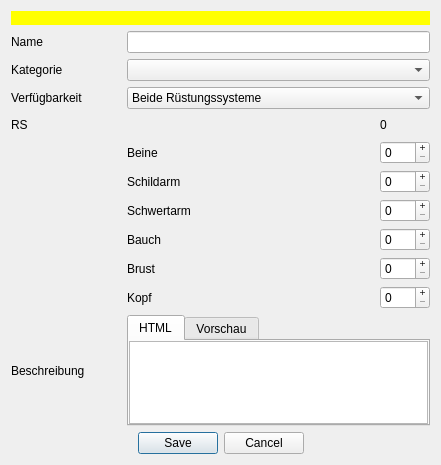
Before: the Qt Designer form designer/DatenbankEditRuestung.ui in Aeolitus/Sephrasto, drawn with Qt 5.
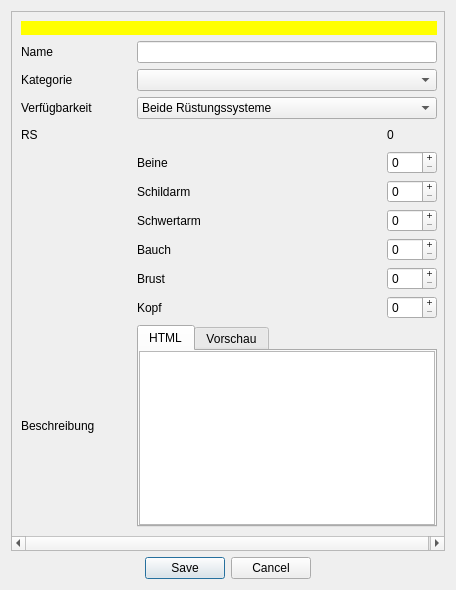
After: the same form once the commit is applied.

Commit message: All db editors are now placed in scroll areas to allow editing in lower resolutions

Patch:
```diff
--- a/designer/DatenbankEditRuestung.ui
+++ b/designer/DatenbankEditRuestung.ui
@@ -9,24 +9,93 @@
    <rect>
     <x>0</x>
     <y>0</y>
-    <width>441</width>
-    <height>465</height>
+    <width>456</width>
+    <height>590</height>
    </rect>
   </property>
   <property name="windowTitle">
    <string>Sephrasto - Rüstung bearbeiten...</string>
   </property>
   <layout class="QGridLayout" name="gridLayout_2">
+   <item row="3" column="0">
+    <widget class="QDialogButtonBox" name="buttonBox">
+     <property name="orientation">
+      <enum>Qt::Horizontal</enum>
+     </property>
+     <property name="standardButtons">
+      <set>QDialogButtonBox::Cancel|QDialogButtonBox::Save</set>
+     </property>
+     <property name="centerButtons">
+      <bool>true</bool>
+     </property>
+    </widget>
+   </item>
    <item row="0" column="0">
+    <widget class="QScrollArea" name="scrollArea">
+     <property name="widgetResizable">
+      <bool>true</bool>
+     </property>
+     <widget class="QWidget" name="scrollAreaWidgetContents">
+      <property name="geometry">
+       <rect>
+        <x>0</x>
+        <y>0</y>
+        <width>436</width>
+        <height>541</height>
+       </rect>
+      </property>
     <layout class="QGridLayout" name="gridLayout">
-     <item row="11" column="1">
-      <widget class="QLabel" name="label_7">
+       <item row="8" column="2">
+        <widget class="QSpinBox" name="spinBauch">
+         <property name="minimumSize">
+          <size>
+           <width>50</width>
+           <height>0</height>
+          </size>
+         </property>
+         <property name="maximumSize">
+          <size>
+           <width>16777215</width>
+           <height>16777215</height>
+          </size>
+         </property>
+         <property name="buttonSymbols">
+          <enum>QAbstractSpinBox::PlusMinus</enum>
+         </property>
+         <property name="maximum">
+          <number>8</number>
+         </property>
+        </widget>
+       </item>
+       <item row="6" column="1">
+        <widget class="QLabel" name="label_3">
        <property name="text">
-        <string>Kopf</string>
+          <string>Schildarm</string>
        </property>
       </widget>
      </item>
-     <item row="10" column="2">
+       <item row="8" column="1">
+        <widget class="QLabel" name="label_5">
+         <property name="text">
+          <string>Bauch</string>
+         </property>
+        </widget>
+       </item>
+       <item row="5" column="1">
+        <widget class="QLabel" name="label_2">
+         <property name="text">
+          <string>Beine</string>
+         </property>
+        </widget>
+       </item>
+       <item row="3" column="0">
+        <widget class="QLabel" name="label_11">
+         <property name="text">
+          <string>Verfügbarkeit</string>
+         </property>
+        </widget>
+       </item>
+       <item row="9" column="2">
       <widget class="QSpinBox" name="spinBrust">
        <property name="minimumSize">
         <size>
@@ -48,69 +117,97 @@
        </property>
       </widget>
      </item>
-     <item row="2" column="0">
-      <widget class="QLabel" name="label">
-       <property name="minimumSize">
-        <size>
-         <width>110</width>
-         <height>0</height>
-        </size>
-       </property>
-       <property name="text">
-        <string>Name</string>
-       </property>
-      </widget>
-     </item>
-     <item row="7" column="2">
-      <widget class="QSpinBox" name="spinSchild">
-       <property name="minimumSize">
-        <size>
-         <width>50</width>
-         <height>0</height>
-        </size>
-       </property>
-       <property name="maximumSize">
-        <size>
-         <width>16777215</width>
-         <height>16777215</height>
-        </size>
-       </property>
-       <property name="buttonSymbols">
-        <enum>QAbstractSpinBox::PlusMinus</enum>
-       </property>
-       <property name="maximum">
-        <number>8</number>
-       </property>
-      </widget>
-     </item>
-     <item row="12" column="0">
+       <item row="11" column="1" colspan="2">
+        <widget class="QTabWidget" name="tabWidget">
+         <property name="currentIndex">
+          <number>0</number>
+         </property>
+         <widget class="QWidget" name="tab">
+          <attribute name="title">
+           <string>HTML</string>
+          </attribute>
+          <layout class="QVBoxLayout" name="verticalLayout">
+           <property name="spacing">
+            <number>0</number>
+           </property>
+           <property name="leftMargin">
+            <number>0</number>
+           </property>
+           <property name="topMargin">
+            <number>0</number>
+           </property>
+           <property name="rightMargin">
+            <number>0</number>
+           </property>
+           <property name="bottomMargin">
+            <number>0</number>
+           </property>
+           <item>
+            <widget class="QTextEdit" name="teBeschreibung"/>
+           </item>
+          </layout>
+         </widget>
+         <widget class="QWidget" name="tab_2">
+          <attribute name="title">
+           <string>Vorschau</string>
+          </attribute>
+          <layout class="QVBoxLayout" name="verticalLayout_2">
+           <property name="leftMargin">
+            <number>0</number>
+           </property>
+           <property name="topMargin">
+            <number>0</number>
+           </property>
+           <property name="rightMargin">
+            <number>0</number>
+           </property>
+           <property name="bottomMargin">
+            <number>0</number>
+           </property>
+           <item>
+            <widget class="QTextBrowser" name="tbBeschreibung"/>
+           </item>
+          </layout>
+         </widget>
+        </widget>
+       </item>
+       <item row="11" column="0">
       <widget class="QLabel" name="label_10">
        <property name="text">
         <string>Beschreibung</string>
        </property>
       </widget>
      </item>
-     <item row="2" column="1" colspan="2">
-      <widget class="QLineEdit" name="leName">
-       <property name="minimumSize">
-        <size>
-         <width>300</width>
-         <height>0</height>
-        </size>
-       </property>
-      </widget>
-     </item>
      <item row="10" column="1">
-      <widget class="QLabel" name="label_6">
+        <widget class="QLabel" name="label_7">
        <property name="text">
-        <string>Brust</string>
+          <string>Kopf</string>
        </property>
       </widget>
      </item>
-     <item row="3" column="1" colspan="2">
-      <widget class="QComboBox" name="comboTyp"/>
-     </item>
      <item row="6" column="2">
+        <widget class="QSpinBox" name="spinSchild">
+         <property name="minimumSize">
+          <size>
+           <width>50</width>
+           <height>0</height>
+          </size>
+         </property>
+         <property name="maximumSize">
+          <size>
+           <width>16777215</width>
+           <height>16777215</height>
+          </size>
+         </property>
+         <property name="buttonSymbols">
+          <enum>QAbstractSpinBox::PlusMinus</enum>
+         </property>
+         <property name="maximum">
+          <number>8</number>
+         </property>
+        </widget>
+       </item>
+       <item row="5" column="2">
       <widget class="QSpinBox" name="spinBeine">
        <property name="minimumSize">
         <size>
@@ -132,137 +229,85 @@
        </property>
       </widget>
      </item>
-     <item row="8" column="1">
+       <item row="7" column="2">
+        <widget class="QSpinBox" name="spinSchwert">
+         <property name="minimumSize">
+          <size>
+           <width>50</width>
+           <height>0</height>
+          </size>
+         </property>
+         <property name="maximumSize">
+          <size>
+           <width>16777215</width>
+           <height>16777215</height>
+          </size>
+         </property>
+         <property name="buttonSymbols">
+          <enum>QAbstractSpinBox::PlusMinus</enum>
+         </property>
+         <property name="maximum">
+          <number>8</number>
+         </property>
+        </widget>
+       </item>
+       <item row="1" column="1" colspan="2">
+        <widget class="QLineEdit" name="leName">
+         <property name="minimumSize">
+          <size>
+           <width>300</width>
+           <height>0</height>
+          </size>
+         </property>
+        </widget>
+       </item>
+       <item row="10" column="2">
+        <widget class="QSpinBox" name="spinKopf">
+         <property name="minimumSize">
+          <size>
+           <width>50</width>
+           <height>0</height>
+          </size>
+         </property>
+         <property name="maximumSize">
+          <size>
+           <width>16777215</width>
+           <height>16777215</height>
+          </size>
+         </property>
+         <property name="buttonSymbols">
+          <enum>QAbstractSpinBox::PlusMinus</enum>
+         </property>
+         <property name="maximum">
+          <number>8</number>
+         </property>
+        </widget>
+       </item>
+       <item row="7" column="1">
       <widget class="QLabel" name="label_4">
        <property name="text">
         <string>Schwertarm</string>
        </property>
       </widget>
      </item>
-     <item row="11" column="2">
-      <widget class="QSpinBox" name="spinKopf">
-       <property name="minimumSize">
-        <size>
-         <width>50</width>
-         <height>0</height>
-        </size>
-       </property>
-       <property name="maximumSize">
-        <size>
-         <width>16777215</width>
-         <height>16777215</height>
-        </size>
-       </property>
-       <property name="buttonSymbols">
-        <enum>QAbstractSpinBox::PlusMinus</enum>
-       </property>
-       <property name="maximum">
-        <number>8</number>
-       </property>
-      </widget>
-     </item>
-     <item row="9" column="1">
-      <widget class="QLabel" name="label_5">
+       <item row="4" column="0">
+        <widget class="QLabel" name="label_8">
        <property name="text">
-        <string>Bauch</string>
+          <string>RS</string>
        </property>
       </widget>
      </item>
-     <item row="9" column="2">
-      <widget class="QSpinBox" name="spinBauch">
-       <property name="minimumSize">
-        <size>
-         <width>50</width>
-         <height>0</height>
-        </size>
-       </property>
-       <property name="maximumSize">
-        <size>
-         <width>16777215</width>
-         <height>16777215</height>
-        </size>
-       </property>
-       <property name="buttonSymbols">
-        <enum>QAbstractSpinBox::PlusMinus</enum>
-       </property>
-       <property name="maximum">
-        <number>8</number>
-       </property>
-      </widget>
-     </item>
-     <item row="4" column="1" colspan="2">
-      <widget class="QComboBox" name="comboSystem">
-       <item>
-        <property name="text">
-         <string>Beide Rüstungssysteme</string>
-        </property>
-       </item>
-       <item>
-        <property name="text">
-         <string>Einfaches Rüstungssystem</string>
-        </property>
-       </item>
-       <item>
-        <property name="text">
-         <string>Zonenrüstungssystem</string>
-        </property>
-       </item>
-      </widget>
-     </item>
-     <item row="6" column="1">
-      <widget class="QLabel" name="label_2">
-       <property name="text">
-        <string>Beine</string>
-       </property>
-      </widget>
-     </item>
-     <item row="3" column="0">
-      <widget class="QLabel" name="label_9">
-       <property name="text">
-        <string>Kategorie</string>
-       </property>
-      </widget>
-     </item>
-     <item row="8" column="2">
-      <widget class="QSpinBox" name="spinSchwert">
-       <property name="minimumSize">
-        <size>
-         <width>50</width>
-         <height>0</height>
-        </size>
-       </property>
-       <property name="maximumSize">
-        <size>
-         <width>16777215</width>
-         <height>16777215</height>
-        </size>
-       </property>
-       <property name="buttonSymbols">
-        <enum>QAbstractSpinBox::PlusMinus</enum>
-       </property>
-       <property name="maximum">
-        <number>8</number>
-       </property>
-      </widget>
-     </item>
-     <item row="5" column="2">
+       <item row="4" column="2">
       <widget class="QLabel" name="labelRS">
        <property name="text">
         <string>0</string>
        </property>
       </widget>
      </item>
-     <item row="4" column="0">
-      <widget class="QLabel" name="label_11">
-       <property name="text">
-        <string>Verfügbarkeit</string>
-       </property>
-      </widget>
-     </item>
      <item row="0" column="0" colspan="3">
       <widget class="QLabel" name="warning">
        <property name="visible">
-        <bool>false</bool>
+          <bool>true</bool>
        </property>
        <property name="styleSheet">
         <string notr="true">background-color: rgb(255, 255, 0); color: black;</string>
@@ -275,100 +320,70 @@
        </property>
       </widget>
      </item>
-     <item row="5" column="0">
-      <widget class="QLabel" name="label_8">
+       <item row="1" column="0">
+        <widget class="QLabel" name="label">
+         <property name="minimumSize">
+          <size>
+           <width>110</width>
+           <height>0</height>
+          </size>
+         </property>
        <property name="text">
-        <string>RS</string>
+          <string>Name</string>
        </property>
       </widget>
      </item>
-     <item row="7" column="1">
-      <widget class="QLabel" name="label_3">
+       <item row="2" column="0">
+        <widget class="QLabel" name="label_9">
        <property name="text">
-        <string>Schildarm</string>
+          <string>Kategorie</string>
        </property>
       </widget>
      </item>
-     <item row="5" column="1">
+       <item row="9" column="1">
+        <widget class="QLabel" name="label_6">
+         <property name="text">
+          <string>Brust</string>
+         </property>
+        </widget>
+       </item>
+       <item row="4" column="1">
       <spacer name="horizontalSpacer">
        <property name="orientation">
         <enum>Qt::Horizontal</enum>
        </property>
        <property name="sizeHint" stdset="0">
         <size>
-         <width>40</width>
+           <width>243</width>
          <height>20</height>
         </size>
        </property>
       </spacer>
      </item>
-     <item row="12" column="1" colspan="2">
-      <widget class="QTabWidget" name="tabWidget">
-       <property name="currentIndex">
-        <number>0</number>
-       </property>
-       <widget class="QWidget" name="tab">
-        <attribute name="title">
-         <string>HTML</string>
-        </attribute>
-        <layout class="QVBoxLayout" name="verticalLayout">
-         <property name="spacing">
-          <number>0</number>
-         </property>
-         <property name="leftMargin">
-          <number>0</number>
-         </property>
-         <property name="topMargin">
-          <number>0</number>
-         </property>
-         <property name="rightMargin">
-          <number>0</number>
-         </property>
-         <property name="bottomMargin">
-          <number>0</number>
-         </property>
+       <item row="2" column="1" colspan="2">
+        <widget class="QComboBox" name="comboTyp"/>
+       </item>
+       <item row="3" column="1" colspan="2">
+        <widget class="QComboBox" name="comboSystem">
          <item>
-          <widget class="QTextEdit" name="teBeschreibung"/>
+          <property name="text">
+           <string>Beide Rüstungssysteme</string>
+          </property>
          </item>
-        </layout>
-       </widget>
-       <widget class="QWidget" name="tab_2">
-        <attribute name="title">
-         <string>Vorschau</string>
-        </attribute>
-        <layout class="QVBoxLayout" name="verticalLayout_2">
-         <property name="leftMargin">
-          <number>0</number>
-         </property>
-         <property name="topMargin">
-          <number>0</number>
-         </property>
-         <property name="rightMargin">
-          <number>0</number>
-         </property>
-         <property name="bottomMargin">
-          <number>0</number>
-         </property>
+         <item>
+          <property name="text">
+           <string>Einfaches Rüstungssystem</string>
+          </property>
+         </item>
          <item>
-          <widget class="QTextBrowser" name="tbBeschreibung"/>
+          <property name="text">
+           <string>Zonenrüstungssystem</string>
+          </property>
          </item>
-        </layout>
-       </widget>
-      </widget>
-     </item>
-    </layout>
-   </item>
-   <item row="3" column="0">
-    <widget class="QDialogButtonBox" name="buttonBox">
-     <property name="orientation">
-      <enum>Qt::Horizontal</enum>
-     </property>
-     <property name="standardButtons">
-      <set>QDialogButtonBox::Cancel|QDialogButtonBox::Save</set>
-     </property>
-     <property name="centerButtons">
-      <bool>true</bool>
-     </property>
+        </widget>
+       </item>
+      </layout>
+     </widget>
     </widget>
    </item>
   </layout>
```
Lines whose indentation alone changed are shown as unchanged. The commit also changes 24 other files.
